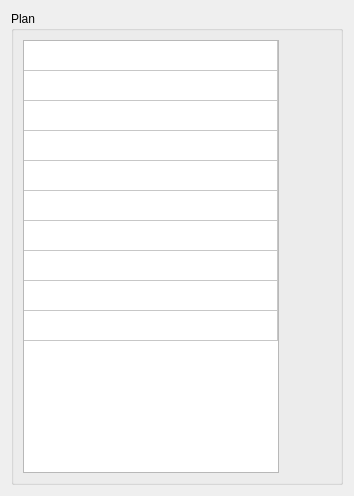
The window that Editor/EditorPlan.ui (HenricusRex/TMV3) describes before a commit, drawn with Qt 5.
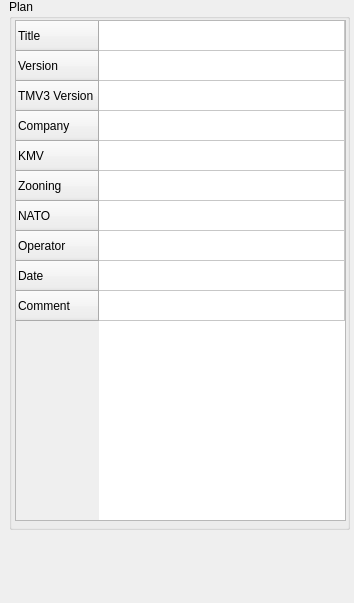
The same window after the commit.

```diff
--- a/Editor/EditorPlan.ui
+++ b/Editor/EditorPlan.ui
@@ -7,7 +7,7 @@
     <x>0</x>
     <y>0</y>
     <width>354</width>
-    <height>496</height>
+    <height>603</height>
    </rect>
   </property>
   <property name="sizePolicy">
@@ -19,9 +19,15 @@
   <property name="windowTitle">
    <string>Edit Plan</string>
   </property>
-  <layout class="QGridLayout" name="gridLayout">
-   <item row="0" column="0">
     <widget class="QGroupBox" name="groupBox">
+   <property name="geometry">
+    <rect>
+     <x>9</x>
+     <y>-1</y>
+     <width>341</width>
+     <height>531</height>
+    </rect>
+   </property>
      <property name="sizePolicy">
       <sizepolicy hsizetype="Preferred" vsizetype="Preferred">
        <horstretch>0</horstretch>
@@ -31,9 +37,15 @@
      <property name="title">
       <string>Plan</string>
      </property>
-     <layout class="QFormLayout" name="formLayout_2">
-      <item row="0" column="0">
        <widget class="QTableWidget" name="tableWidget">
+    <property name="geometry">
+     <rect>
+      <x>6</x>
+      <y>21</y>
+      <width>331</width>
+      <height>501</height>
+     </rect>
+    </property>
         <attribute name="horizontalHeaderVisible">
          <bool>false</bool>
         </attribute>
@@ -41,7 +53,7 @@
          <bool>true</bool>
         </attribute>
         <attribute name="verticalHeaderVisible">
-         <bool>false</bool>
+     <bool>true</bool>
         </attribute>
         <row>
          <property name="text">
@@ -168,11 +180,7 @@
          </property>
         </item>
        </widget>
-      </item>
-     </layout>
-    </widget>
-   </item>
-  </layout>
+  </widget>
  </widget>
  <resources/>
  <connections/>
```
Lines whose indentation alone changed are shown as unchanged.
